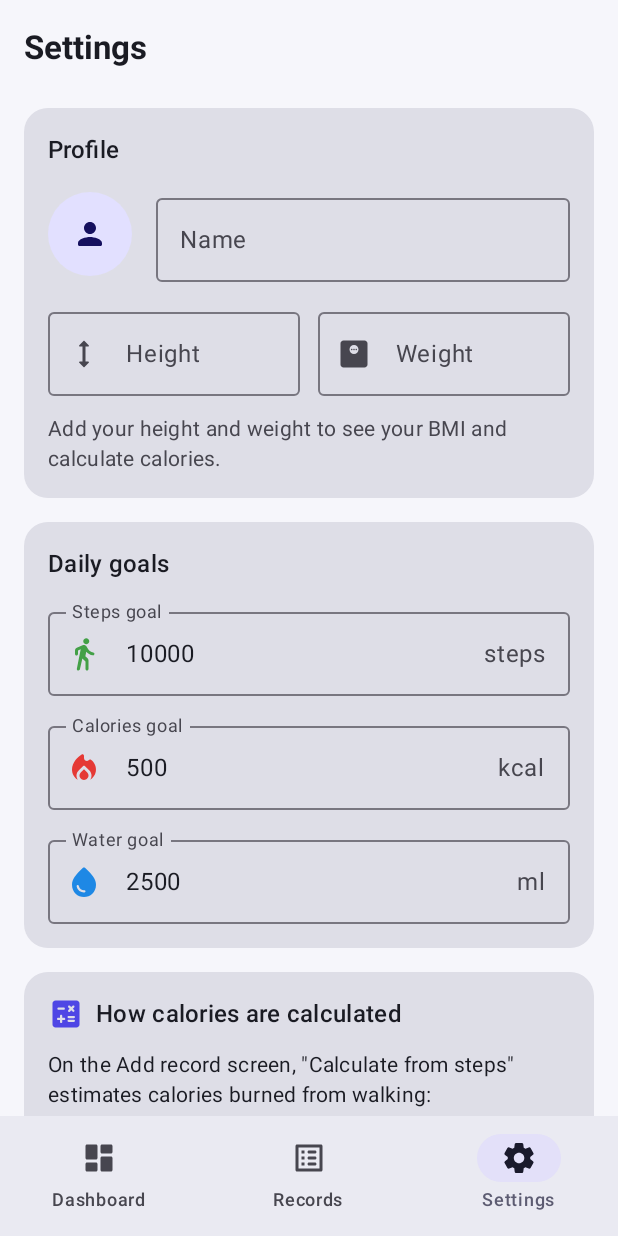
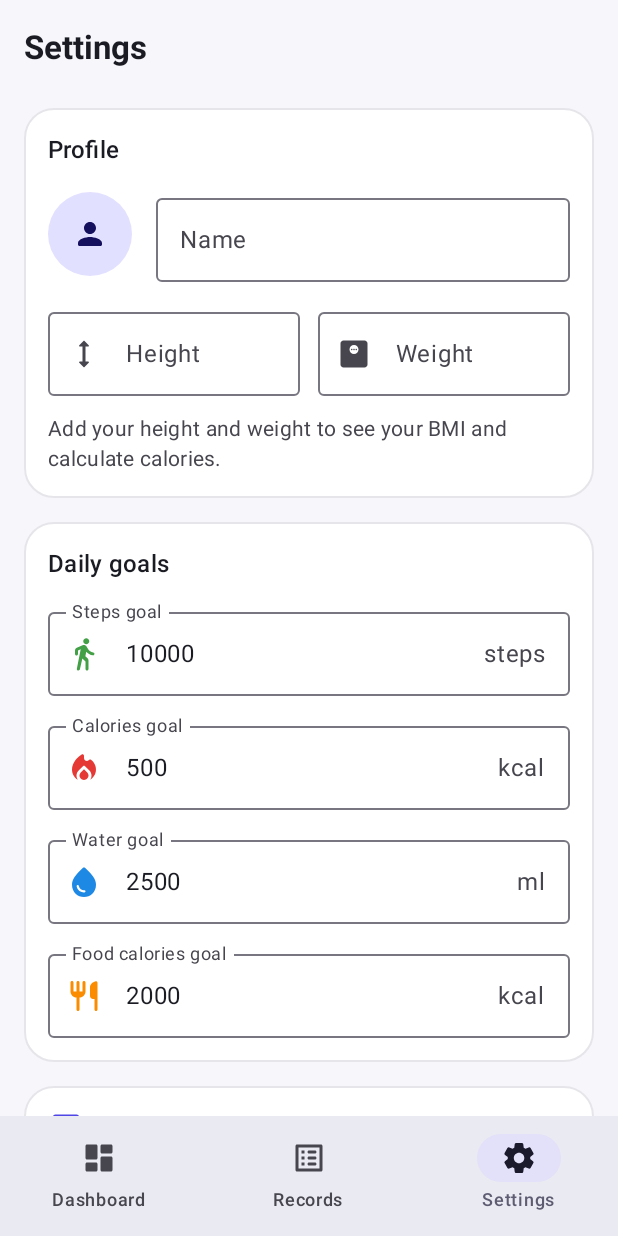
Before and after one commit to muwafaqDAVcreator/healthmate, an Android app built with Jetpack Compose: the screen it shows after launch (MainActivity), item 3 of the bottom bar chosen, on a phone screen of 412 x 824 dp. Run offline under Robolectric (Android 15) with nearby library versions, the phone set to English and light mode, and no system bars; 1 statement that could not run was skipped.

Commit message:
Add daily food calorie goal to settings

```diff
--- a/app/src/main/java/com/healthmate/app/core/constants/AppConstants.kt
+++ b/app/src/main/java/com/healthmate/app/core/constants/AppConstants.kt
@@ -8,6 +8,7 @@ object DailyGoals {
     const val STEPS = 10_000
     const val CALORIES = 500 // kcal burned through activity
     const val WATER = 2_500 // ml
+    const val FOOD_INTAKE = 2_000 // kcal eaten, a typical adult guide
 }
 
 /**
--- a/app/src/main/java/com/healthmate/app/core/settings/SettingsRepository.kt
+++ b/app/src/main/java/com/healthmate/app/core/settings/SettingsRepository.kt
@@ -40,6 +40,7 @@ class SharedPrefsSettingsRepository(
                 putInt(KEY_GOAL_STEPS, settings.goals.steps)
                 putInt(KEY_GOAL_CALORIES, settings.goals.calories)
                 putInt(KEY_GOAL_WATER, settings.goals.water)
+                putInt(KEY_GOAL_FOOD, settings.goals.foodIntake)
             }
         }
         _settings.value = settings
@@ -55,6 +56,7 @@ class SharedPrefsSettingsRepository(
                 steps = prefs.getInt(KEY_GOAL_STEPS, defaults.steps),
                 calories = prefs.getInt(KEY_GOAL_CALORIES, defaults.calories),
                 water = prefs.getInt(KEY_GOAL_WATER, defaults.water),
+                foodIntake = prefs.getInt(KEY_GOAL_FOOD, defaults.foodIntake),
             ),
         )
     }
@@ -74,5 +76,6 @@ class SharedPrefsSettingsRepository(
         const val KEY_GOAL_STEPS = "goal_steps"
         const val KEY_GOAL_CALORIES = "goal_calories"
         const val KEY_GOAL_WATER = "goal_water"
+        const val KEY_GOAL_FOOD = "goal_food_intake"
     }
 }
--- a/app/src/main/java/com/healthmate/app/core/settings/UserSettings.kt
+++ b/app/src/main/java/com/healthmate/app/core/settings/UserSettings.kt
@@ -7,6 +7,8 @@ data class Goals(
     val steps: Int = DailyGoals.STEPS,
     val calories: Int = DailyGoals.CALORIES,
     val water: Int = DailyGoals.WATER,
+    /** Calories to eat per day, for the food diary. */
+    val foodIntake: Int = DailyGoals.FOOD_INTAKE,
 )
 
 /**
--- a/app/src/main/java/com/healthmate/app/core/utils/SettingsValidators.kt
+++ b/app/src/main/java/com/healthmate/app/core/utils/SettingsValidators.kt
@@ -19,6 +19,7 @@ object SettingsValidators {
     fun stepsGoal(input: String): String? = requiredRange(input, 1_000, 100_000, "Steps goal")
     fun caloriesGoal(input: String): String? = requiredRange(input, 50, 5_000, "Calories goal")
     fun waterGoal(input: String): String? = requiredRange(input, 500, 10_000, "Water goal")
+    fun foodGoal(input: String): String? = requiredRange(input, 1_000, 5_000, "Food goal")
 
     private fun optionalRange(input: String, min: Int, max: Int, label: String, unit: String): String? {
         val text = input.trim()
--- a/app/src/main/java/com/healthmate/app/features/settings/SettingsScreen.kt
+++ b/app/src/main/java/com/healthmate/app/features/settings/SettingsScreen.kt
@@ -23,7 +23,6 @@ import androidx.compose.material.icons.rounded.Height
 import androidx.compose.material.icons.rounded.MonitorWeight
 import androidx.compose.material.icons.rounded.Person
 import androidx.compose.material3.Button
-import androidx.compose.material3.Card
 import androidx.compose.material3.CircularProgressIndicator
 import androidx.compose.material3.ExperimentalMaterial3Api
 import androidx.compose.material3.HorizontalDivider
@@ -49,8 +48,10 @@ import androidx.compose.ui.text.input.KeyboardType
 import androidx.compose.ui.unit.dp
 import androidx.lifecycle.compose.collectAsStateWithLifecycle
 import androidx.lifecycle.viewmodel.compose.viewModel
+import com.healthmate.app.core.constants.FoodStyle
 import com.healthmate.app.core.constants.HealthMetric
 import com.healthmate.app.core.settings.UserSettings
+import com.healthmate.app.core.ui.AppCard
 import com.healthmate.app.core.ui.AppViewModelProvider
 import com.healthmate.app.core.utils.CalorieCalculator
 import com.healthmate.app.core.utils.formatted
@@ -211,6 +212,16 @@ private fun GoalsCard(state: SettingsUiState, viewModel: SettingsViewModel) {
             iconTint = HealthMetric.WATER,
             error = state.waterGoalError,
             tag = "settings_goal_water",
+        )
+        SettingsNumberField(
+            value = state.foodGoal,
+            onValueChange = viewModel::onFoodGoalChange,
+            label = "Food calories goal",
+            unit = "kcal",
+            icon = FoodStyle.icon,
+            iconColor = FoodStyle.color,
+            error = state.foodGoalError,
+            tag = "settings_goal_food",
             imeAction = ImeAction.Done,
         )
     }
@@ -273,7 +284,7 @@ private fun SectionCard(
     icon: ImageVector? = null,
     content: @Composable () -> Unit,
 ) {
-    Card(Modifier.fillMaxWidth()) {
+    AppCard(Modifier.fillMaxWidth()) {
         Column(Modifier.padding(16.dp), verticalArrangement = Arrangement.spacedBy(12.dp)) {
             Row(verticalAlignment = Alignment.CenterVertically) {
                 if (icon != null) {
@@ -298,6 +309,7 @@ private fun SettingsNumberField(
     tag: String,
     modifier: Modifier = Modifier.fillMaxWidth(),
     iconTint: HealthMetric? = null,
+    iconColor: androidx.compose.ui.graphics.Color? = null,
     imeAction: ImeAction = ImeAction.Next,
 ) {
     OutlinedTextField(
@@ -305,7 +317,7 @@ private fun SettingsNumberField(
         onValueChange = onValueChange,
         label = { Text(label) },
         leadingIcon = {
-            Icon(icon, contentDescription = null, tint = iconTint?.color ?: MaterialTheme.colorScheme.onSurfaceVariant)
+            Icon(icon, contentDescription = null, tint = iconTint?.color ?: iconColor ?: MaterialTheme.colorScheme.onSurfaceVariant)
         },
         suffix = { Text(unit) },
         isError = error != null,
--- a/app/src/main/java/com/healthmate/app/features/settings/SettingsViewModel.kt
+++ b/app/src/main/java/com/healthmate/app/features/settings/SettingsViewModel.kt
@@ -22,12 +22,14 @@ data class SettingsUiState(
     val stepsGoal: String = "",
     val caloriesGoal: String = "",
     val waterGoal: String = "",
+    val foodGoal: String = "",
     val nameError: String? = null,
     val heightError: String? = null,
     val weightError: String? = null,
     val stepsGoalError: String? = null,
     val caloriesGoalError: String? = null,
     val waterGoalError: String? = null,
+    val foodGoalError: String? = null,
     val isSaving: Boolean = false,
     /** Short message for a snackbar, cleared once it has been shown. */
     val message: String? = null,
@@ -59,6 +61,7 @@ class SettingsViewModel(
     fun onStepsGoalChange(input: String) = edit { it.copy(stepsGoal = digits(input), stepsGoalError = null) }
     fun onCaloriesGoalChange(input: String) = edit { it.copy(caloriesGoal = digits(input), caloriesGoalError = null) }
     fun onWaterGoalChange(input: String) = edit { it.copy(waterGoal = digits(input), waterGoalError = null) }
+    fun onFoodGoalChange(input: String) = edit { it.copy(foodGoal = digits(input), foodGoalError = null) }
 
     fun save() {
         val checked = _uiState.value.let {
@@ -69,12 +72,13 @@ class SettingsViewModel(
                 stepsGoalError = SettingsValidators.stepsGoal(it.stepsGoal),
                 caloriesGoalError = SettingsValidators.caloriesGoal(it.caloriesGoal),
                 waterGoalError = SettingsValidators.waterGoal(it.waterGoal),
+                foodGoalError = SettingsValidators.foodGoal(it.foodGoal),
             )
         }
         _uiState.value = checked
         val hasErrors = listOf(
             checked.nameError, checked.heightError, checked.weightError,
-            checked.stepsGoalError, checked.caloriesGoalError, checked.waterGoalError,
+            checked.stepsGoalError, checked.caloriesGoalError, checked.waterGoalError, checked.foodGoalError,
         ).any { it != null }
         if (hasErrors) return
 
@@ -86,6 +90,7 @@ class SettingsViewModel(
                 steps = checked.stepsGoal.toInt(),
                 calories = checked.caloriesGoal.toInt(),
                 water = checked.waterGoal.toInt(),
+                foodIntake = checked.foodGoal.toInt(),
             ),
         )
         _uiState.update { it.copy(isSaving = true) }
@@ -115,6 +120,7 @@ class SettingsViewModel(
         stepsGoal = settings.goals.steps.toString(),
         caloriesGoal = settings.goals.calories.toString(),
         waterGoal = settings.goals.water.toString(),
+        foodGoal = settings.goals.foodIntake.toString(),
     )
 
     private companion object {
```
